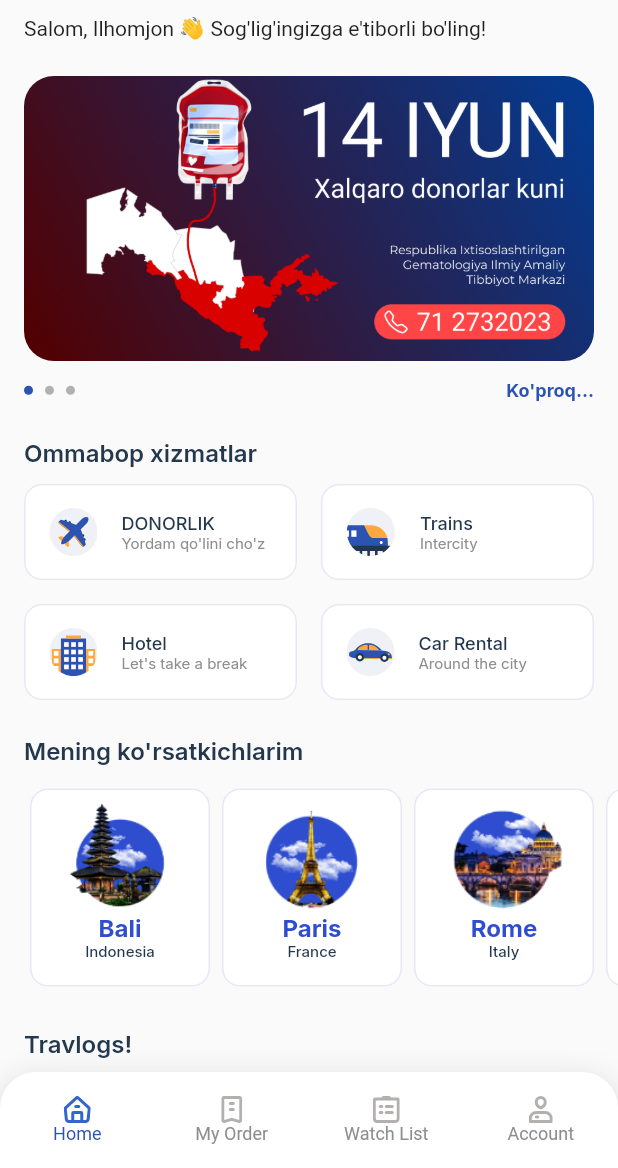
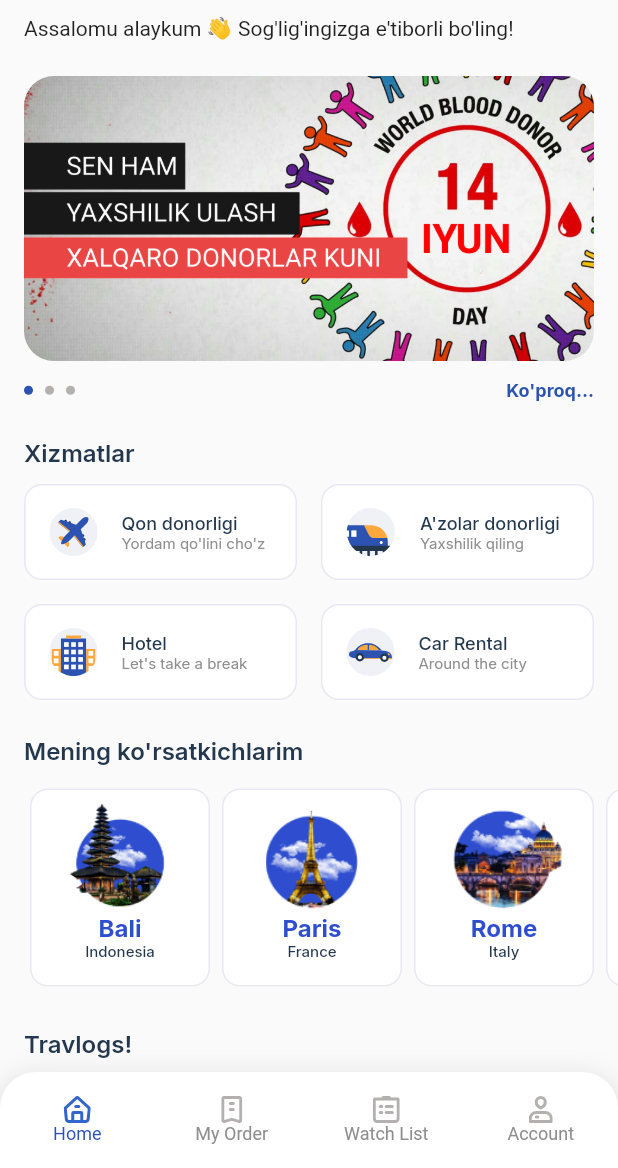
Before and after one commit to CreatorNSL/urban.tech.uz-WeMight, a Flutter app: the screen it shows after launch, on a phone screen of 412 x 824 dp, the part 68-1236 px from its top. Run offline on Flutter 3.47's test engine with Material 2 defaults, Android fonts, the phone set to English and light mode, and no system bars; our stand-ins replace flutter_svg, flutter_swiper, google_fonts, lottie.

Commit message:
Kontent qismlari kiritildi

```diff
--- a/lib/screens/home_screen.dart
+++ b/lib/screens/home_screen.dart
@@ -49,7 +49,7 @@ class _HomeScreenState extends State<HomeScreen> {
             Padding(
               padding: EdgeInsets.only(left: 16, bottom: 24),
               child: Text(
-                'Salom, Ilhomjon 👋 Sog\'lig\'ingizga e\'tiborli bo\'ling!',
+                'Assalomu alaykum 👋 Sog\'lig\'ingizga e\'tiborli bo\'ling!',
 
               ),
             ),
@@ -128,7 +128,7 @@ class _HomeScreenState extends State<HomeScreen> {
             Padding(
               padding: EdgeInsets.only(left: 16, top: 24, bottom: 12),
               child: Text(
-                'Ommabop xizmatlar',
+                'Xizmatlar',
                 style: mTitleStyle,
               ),
             ),
@@ -162,7 +162,7 @@ class _HomeScreenState extends State<HomeScreen> {
                                   mainAxisAlignment: MainAxisAlignment.center,
                                   children: <Widget>[
                                     Text(
-                                      'DONORLIK',
+                                      'Qon donorligi',
                                       style: mServiceTitleStyle,
                                     ),
                                     Text(
@@ -199,11 +199,11 @@ class _HomeScreenState extends State<HomeScreen> {
                                   mainAxisAlignment: MainAxisAlignment.center,
                                   children: <Widget>[
                                     Text(
-                                      'Trains',
+                                      'A\'zolar donorligi',
                                       style: mServiceTitleStyle,
                                     ),
                                     Text(
-                                      'Intercity',
+                                      'Yaxshilik qiling',
                                       style: mServiceSubtitleStyle,
                                     )
                                   ],
```
Also changed, not shown: assets/images/carousel_covid_discount.png, assets/images/carousel_flight_discount.png, assets/images/carousel_hotel_discount.png.
